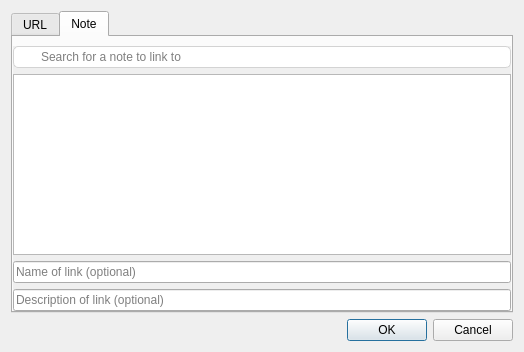
Old version of the form src/dialogs/linkdialog.ui in the repository pbek/QOwnNotes.
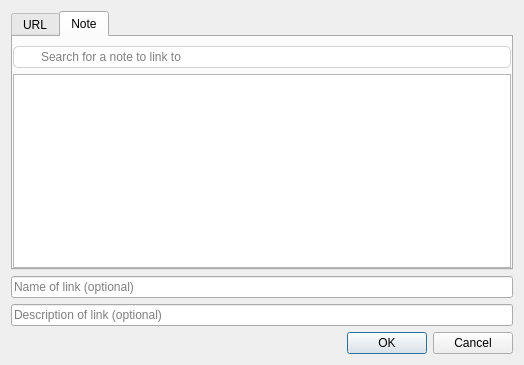
New version of the form. The open tabs and pages were chosen to show the change. Icons and pictures are not drawn.

Commit message: Fix name and description fields in note link dialog (#1828)

```diff
--- a/src/dialogs/linkdialog.ui
+++ b/src/dialogs/linkdialog.ui
@@ -7,7 +7,7 @@
     <x>0</x>
     <y>0</y>
     <width>524</width>
-    <height>352</height>
+    <height>365</height>
    </rect>
   </property>
   <property name="windowTitle">
@@ -72,7 +72,7 @@
            <property name="sizeHint" stdset="0">
             <size>
              <width>20</width>
-             <height>40</height>
+             <height>0</height>
             </size>
            </property>
           </spacer>
@@ -104,42 +104,6 @@
           <number>0</number>
          </property>
          <item>
-          <widget class="QScrollArea" name="scrollArea">
-           <property name="frameShape">
-            <enum>QFrame::NoFrame</enum>
-           </property>
-           <property name="horizontalScrollBarPolicy">
-            <enum>Qt::ScrollBarAlwaysOff</enum>
-           </property>
-           <property name="sizeAdjustPolicy">
-            <enum>QAbstractScrollArea::AdjustToContents</enum>
-           </property>
-           <property name="widgetResizable">
-            <bool>true</bool>
-           </property>
-           <widget class="QWidget" name="scrollAreaWidgetContents">
-            <property name="geometry">
-             <rect>
-              <x>0</x>
-              <y>0</y>
-              <width>502</width>
-              <height>251</height>
-             </rect>
-            </property>
-            <layout class="QVBoxLayout" name="verticalLayout_3">
-             <property name="leftMargin">
-              <number>0</number>
-             </property>
-             <property name="topMargin">
-              <number>0</number>
-             </property>
-             <property name="rightMargin">
-              <number>0</number>
-             </property>
-             <property name="bottomMargin">
-              <number>0</number>
-             </property>
-             <item>
               <widget class="QLineEdit" name="searchLineEdit">
                <property name="toolTip">
                 <string>Search for notes or create new notes by entering text and pressing return</string>
@@ -167,6 +131,10 @@
              <item>
               <widget class="QListWidget" name="notesListWidget"/>
              </item>
+        </layout>
+       </widget>
+      </widget>
+     </item>
              <item>
               <widget class="QLineEdit" name="nameLineEdit">
                <property name="statusTip">
@@ -194,14 +162,6 @@
               </widget>
              </item>
             </layout>
-           </widget>
-          </widget>
-         </item>
-        </layout>
-       </widget>
-      </widget>
-     </item>
-    </layout>
    </item>
    <item row="1" column="0">
     <widget class="QDialogButtonBox" name="buttonBox">
```
Left out of the diff: 4 changed lines with no effect on the pictures. Lines whose indentation alone changed are shown as unchanged. The commit also changes 1 other file.
